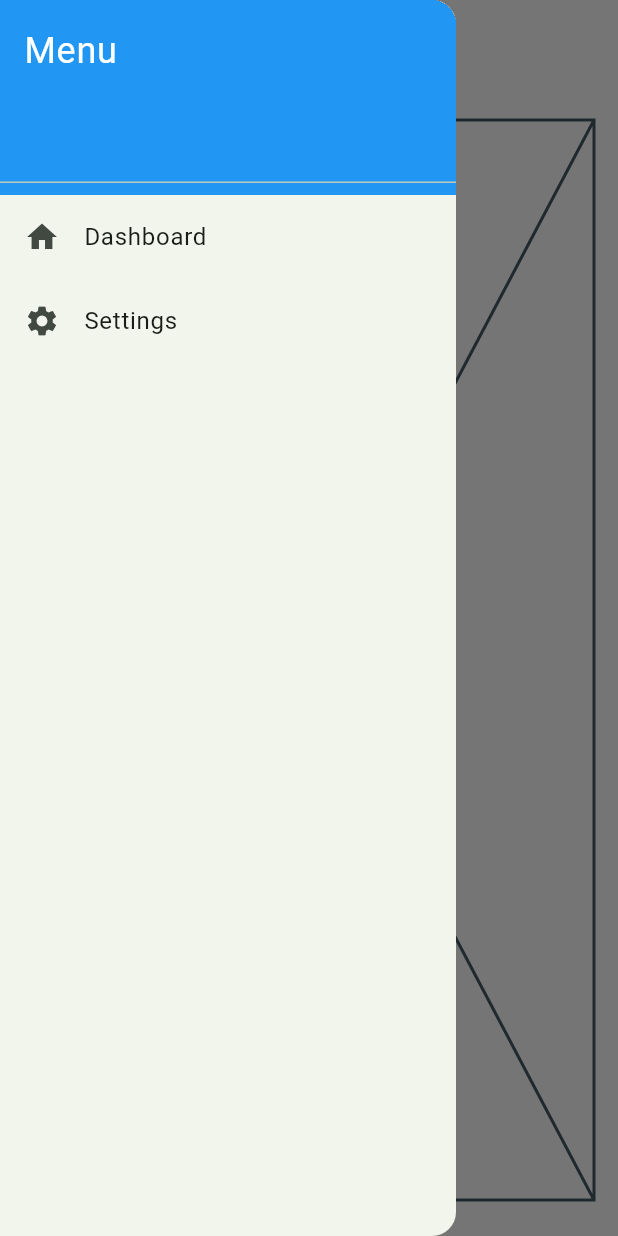
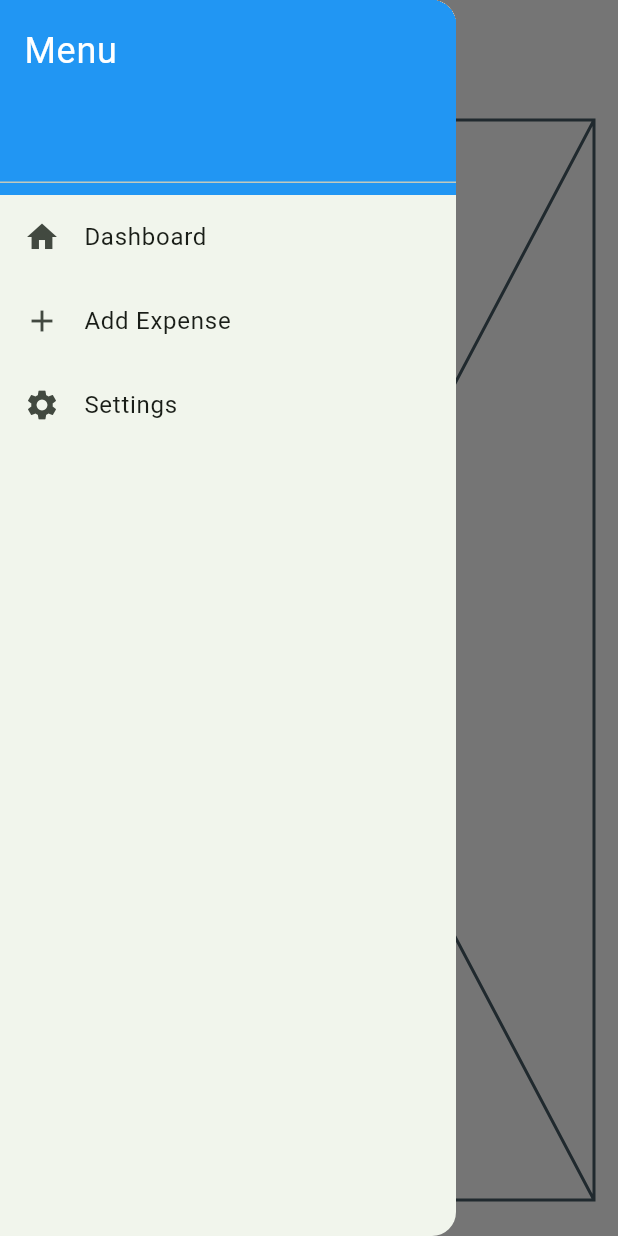
Before and after one commit to Felipe-Borba/my_kakeibo, a Flutter app: the DashboardView screen opened by its route, with the side drawer open, on a phone screen of 412 x 824 dp. Run offline on Flutter 3.47's test engine with Material 3 defaults, Android fonts, the phone set to English and light mode, and no system bars; our stand-ins replace cloud_firestore, firebase_auth, firebase_core, flutter_modular, shared_preferences; accounts and stored records are empty; generated files the repository leaves out were written again.

Commit message:
feature: create add expense view and controller

```diff
--- a/lib/core/components/drawer_custom.dart
+++ b/lib/core/components/drawer_custom.dart
@@ -1,5 +1,6 @@
 import 'package:flutter/material.dart';
 import 'package:flutter_modular/flutter_modular.dart';
+import 'package:my_kakeibo/presentation/expense/add_expense/add_expense_view.dart';
 import 'package:my_kakeibo/presentation/settings/settings_view.dart';
 import 'package:my_kakeibo/presentation/user/dashboard/dashboard_view.dart';
 
@@ -35,6 +36,13 @@ class DrawerCustom extends StatelessWidget {
             },
           ),
           ListTile(
+            leading: const Icon(Icons.add),
+            title: const Text('Add Expense'),
+            onTap: () {
+              Modular.to.navigate(AddExpenseView.routeName);
+            },
+          ),
+          ListTile(
             leading: const Icon(Icons.settings),
             title: const Text('Settings'),
             onTap: () {
--- a/lib/domain/use_case/expense_use_case.dart
+++ b/lib/domain/use_case/expense_use_case.dart
@@ -37,7 +37,7 @@ class ExpenseUseCase {
     return await expenseRepository.delete(expense);
   }
 
-  Future<(double, AppError)> getTotal() async {
+  Future<(double, AppError)> getMonthTotal() async {
     return (0.0, Empty()); //TODO to be implemented
   }
 }
--- a/lib/main.dart
+++ b/lib/main.dart
@@ -10,6 +10,8 @@ import 'package:my_kakeibo/domain/repository/user_repository.dart';
 import 'package:my_kakeibo/domain/use_case/expense_use_case.dart';
 import 'package:my_kakeibo/domain/use_case/user_use_case.dart';
 import 'package:my_kakeibo/firebase_options.dart';
+import 'package:my_kakeibo/presentation/expense/add_expense/add_expense_controller.dart';
+import 'package:my_kakeibo/presentation/expense/add_expense/add_expense_view.dart';
 import 'package:my_kakeibo/presentation/settings/settings_view.dart';
 import 'package:my_kakeibo/presentation/user/create_account/create_account_controller.dart';
 import 'package:my_kakeibo/presentation/user/create_account/create_account_view.dart';
@@ -48,6 +50,7 @@ class AppModule extends Module {
     i.add(LoginController.new);
     i.add(WelcomeController.new);
     i.add(CreateAccountController.new);
+    i.add(AddExpenseController.new);
   }
 
   @override
@@ -59,5 +62,6 @@ class AppModule extends Module {
     r.child(CreateAccountView.routeName,
         child: (context) => const CreateAccountView());
     r.child(DashboardView.routeName, child: (context) => const DashboardView());
+    r.child(AddExpenseView.routeName, child: (context) => const AddExpenseView());
   }
 }
```
Also changed, not shown: lib/presentation/expense/add_expense/add_expense_controller.dart (added, +15 -0 lines), lib/presentation/expense/add_expense/add_expense_view.dart (added, +32 -0 lines).
